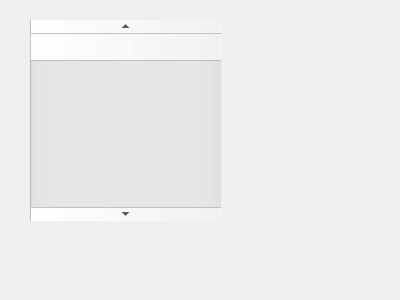
First picture: the form in codec-preview/codectabs/h264manager.ui, repository pszopinski/codec-preview, before the edit.
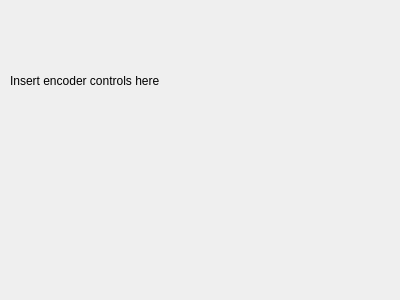
Second picture: the form after the edit.

```diff
--- a/codec-preview/codectabs/h264manager.ui
+++ b/codec-preview/codectabs/h264manager.ui
@@ -13,17 +13,17 @@
   <property name="windowTitle">
    <string>Form</string>
   </property>
-  <widget class="QScrollBar" name="verticalScrollBar">
+  <widget class="QLabel" name="label">
    <property name="geometry">
     <rect>
-     <x>30</x>
-     <y>20</y>
-     <width>191</width>
-     <height>201</height>
+     <x>10</x>
+     <y>10</y>
+     <width>381</width>
+     <height>141</height>
     </rect>
    </property>
-   <property name="orientation">
-    <enum>Qt::Vertical</enum>
+   <property name="text">
+    <string>Insert encoder controls here</string>
    </property>
   </widget>
  </widget>
```
